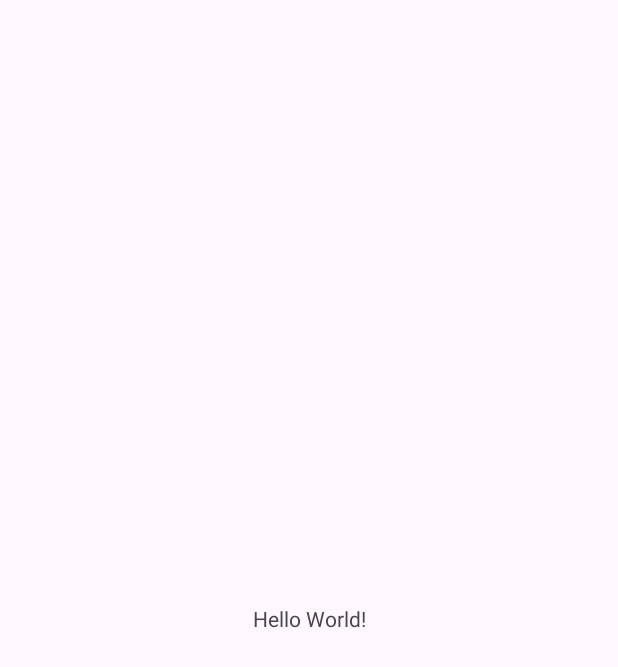
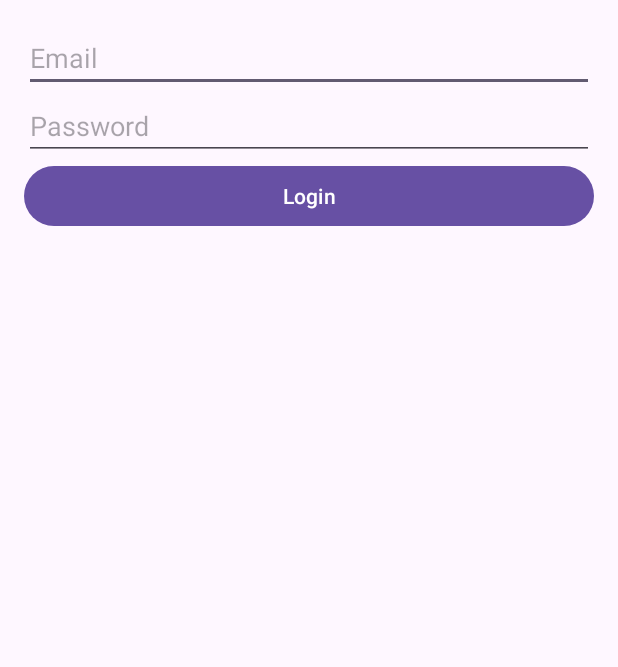
Before and after one commit to nazarovNV/buytown, an Android app: the screen it shows after launch (MainActivity), on a phone screen of 412 x 824 dp. Before the commit the part shown is almost empty. Shown: the top 667 px of the screen. Run offline under Robolectric (Android 15) with nearby library versions, the phone set to English and light mode, and no system bars; our stand-ins replace Dagger/Hilt's generated code.

Commit message:
Нужно добавить обработку json ответа

```diff
--- a/app/build.gradle
+++ b/app/build.gradle
@@ -11,6 +11,7 @@ android {
 
     buildFeatures {
         buildConfig = true
+        viewBinding true
     }
 
     defaultConfig {
@@ -47,6 +48,8 @@ dependencies {
     implementation 'androidx.constraintlayout:constraintlayout:2.1.4'
     implementation 'androidx.legacy:legacy-support-v4:1.0.0'
     implementation 'androidx.fragment:fragment-ktx:1.5.6'
+    implementation libs.androidx.navigation.fragment.ktx
+    implementation libs.androidx.navigation.ui.ktx
     testImplementation 'junit:junit:4.13.2'
     androidTestImplementation 'androidx.test.ext:junit:1.1.5'
     androidTestImplementation 'androidx.test.espresso:espresso-core:3.5.1'
--- a/app/src/main/AndroidManifest.xml
+++ b/app/src/main/AndroidManifest.xml
@@ -1,11 +1,14 @@
 <?xml version="1.0" encoding="utf-8"?>
 <manifest xmlns:android="http://schemas.android.com/apk/res/android"
     xmlns:tools="http://schemas.android.com/tools">
+    <uses-permission android:name="android.permission.INTERNET" />
 
     <application
+        android:name=".MyApplication"
         android:allowBackup="true"
         android:dataExtractionRules="@xml/data_extraction_rules"
         android:fullBackupContent="@xml/backup_rules"
+        android:networkSecurityConfig="@xml/network_security_config"
         android:icon="@mipmap/ic_launcher"
         android:label="@string/app_name"
         android:roundIcon="@mipmap/ic_launcher_round"
--- a/app/src/main/java/com/buytown/ru/MainActivity.kt
+++ b/app/src/main/java/com/buytown/ru/MainActivity.kt
@@ -1,20 +1,17 @@
 package com.buytown.ru
 
 import android.os.Bundle
-import androidx.activity.enableEdgeToEdge
 import androidx.appcompat.app.AppCompatActivity
-import androidx.core.view.ViewCompat
-import androidx.core.view.WindowInsetsCompat
+import com.buytown.ru.databinding.ActivityMainBinding
+import dagger.hilt.android.AndroidEntryPoint
 
+@AndroidEntryPoint
 class MainActivity : AppCompatActivity() {
+    private lateinit var binding: ActivityMainBinding
+
     override fun onCreate(savedInstanceState: Bundle?) {
         super.onCreate(savedInstanceState)
-        enableEdgeToEdge()
-        setContentView(R.layout.activity_main)
-        ViewCompat.setOnApplyWindowInsetsListener(findViewById(R.id.main)) { v, insets ->
-            val systemBars = insets.getInsets(WindowInsetsCompat.Type.systemBars())
-            v.setPadding(systemBars.left, systemBars.top, systemBars.right, systemBars.bottom)
-            insets
-        }
+        binding = ActivityMainBinding.inflate(layoutInflater)
+        setContentView(binding.root)
     }
 }
--- /dev/null
+++ b/app/src/main/java/com/buytown/ru/MyApplication.kt
@@ -0,0 +1,7 @@
+package com.buytown.ru
+
+import android.app.Application
+import dagger.hilt.android.HiltAndroidApp
+
+@HiltAndroidApp
+class MyApplication : Application()
--- /dev/null
+++ b/app/src/main/java/com/buytown/ru/data/model/User.kt
@@ -0,0 +1,4 @@
+package com.buytown.ru.data.model
+
+class User {
+}
--- /dev/null
+++ b/app/src/main/java/com/buytown/ru/ui/login/LoginFragment.kt
@@ -0,0 +1,97 @@
+package com.buytown.ru.ui.login
+
+import android.os.Bundle
+import android.util.Log
+import android.view.LayoutInflater
+import android.view.View
+import android.view.ViewGroup
+import android.widget.Toast
+import androidx.fragment.app.Fragment
+import androidx.fragment.app.viewModels
+import androidx.lifecycle.lifecycleScope
+import androidx.navigation.fragment.findNavController
+import com.buytown.ru.R
+import com.buytown.ru.databinding.FragmentLoginBinding
+import com.buytown.ru.utils.Resource
+import com.buytown.ru.utils.Status
+import dagger.hilt.android.AndroidEntryPoint
+import kotlinx.coroutines.launch
+
+@AndroidEntryPoint
+class LoginFragment : Fragment() {
+    private var _binding: FragmentLoginBinding? = null
+    private val binding get() = _binding!!
+
+    private val loginViewModel: LoginViewModel by viewModels()
+
+    override fun onCreateView(
+        inflater: LayoutInflater, container: ViewGroup?,
+        savedInstanceState: Bundle?
+    ): View {
+        _binding = FragmentLoginBinding.inflate(inflater, container, false)
+        return binding.root
+    }
+
+    override fun onViewCreated(view: View, savedInstanceState: Bundle?) {
+        super.onViewCreated(view, savedInstanceState)
+
+        binding.loginButton.setOnClickListener {
+            val email = binding.emailEditText.text.toString()
+            val password = binding.passwordEditText.text.toString()
+
+            lifecycleScope.launch {
+                loginViewModel.login(email, password) { resource ->
+                    when (resource.status) {
+                        Status.SUCCESS -> {
+                            // Навигация на экран списка товаров (замените на ваш идентификатор)
+                            // TODO("Сделать переход на сл фрагмент")
+                            //findNavController().navigate(R.id.action_loginFragment_to_productListFragment)
+                            Toast.makeText(context, "SUCCESS", Toast.LENGTH_SHORT).show()
+                        }
+                        Status.ERROR -> {
+                            Log.e("Test",resource.message?:"фа")
+                            Toast.makeText(requireContext(), resource.message, Toast.LENGTH_SHORT).show()
+                        }
+                        Status.LOADING -> {
+                            // отображение загрузки
+                        }
+                    }
+                }
+            }
+        }
+
+        binding.registerButton.setOnClickListener {
+            binding.usernameEditText.visibility = View.VISIBLE
+            binding.registerButton.visibility = View.GONE
+        }
+
+        binding.registerButtonComplete.setOnClickListener {
+            val username = binding.usernameEditText.text.toString()
+            val email = binding.emailEditText.text.toString()
+            val password = binding.passwordEditText.text.toString()
+
+            lifecycleScope.launch {
+                loginViewModel.register(username, email, password) { resource ->
+                    when (resource.status) {
+                        Status.SUCCESS -> {
+                            Toast.makeText(requireContext(), "Registration Successful", Toast.LENGTH_SHORT).show()
+                            binding.usernameEditText.visibility = View.GONE
+                            binding.registerButton.visibility = View.VISIBLE
+                        }
+                        Status.ERROR -> {
+                            Toast.makeText(requireContext(), resource.message, Toast.LENGTH_SHORT).show()
+                        }
+                        Status.LOADING -> {
+                            // отображение загрузки
+                        }
+                    }
+                }
+            }
+        }
+    }
+
+    override fun onDestroyView() {
+        super.onDestroyView()
+        _binding = null
+    }
+}
--- a/app/src/main/res/layout/activity_main.xml
+++ b/app/src/main/res/layout/activity_main.xml
@@ -2,18 +2,16 @@
 <androidx.constraintlayout.widget.ConstraintLayout xmlns:android="http://schemas.android.com/apk/res/android"
     xmlns:app="http://schemas.android.com/apk/res-auto"
     xmlns:tools="http://schemas.android.com/tools"
-    android:id="@+id/main"
     android:layout_width="match_parent"
     android:layout_height="match_parent"
     tools:context=".MainActivity">
 
-    <TextView
-        android:layout_width="wrap_content"
-        android:layout_height="wrap_content"
-        android:text="Hello World!"
-        app:layout_constraintBottom_toBottomOf="parent"
-        app:layout_constraintEnd_toEndOf="parent"
-        app:layout_constraintStart_toStartOf="parent"
-        app:layout_constraintTop_toTopOf="parent" />
+    <fragment
+        android:id="@+id/nav_host_fragment"
+        android:name="androidx.navigation.fragment.NavHostFragment"
+        android:layout_width="match_parent"
+        android:layout_height="match_parent"
+        app:defaultNavHost="true"
+        app:navGraph="@navigation/nav_graph" />
 
 </androidx.constraintlayout.widget.ConstraintLayout>
--- /dev/null
+++ b/app/src/main/res/layout/fragment_login.xml
@@ -0,0 +1,53 @@
+<?xml version="1.0" encoding="utf-8"?>
+<LinearLayout xmlns:android="http://schemas.android.com/apk/res/android"
+    xmlns:app="http://schemas.android.com/apk/res-auto"
+    xmlns:tools="http://schemas.android.com/tools"
+    android:layout_width="match_parent"
+    android:layout_height="match_parent"
+    android:orientation="vertical"
+    android:padding="16dp"
+    tools:context=".ui.login.LoginFragment">
+
+    <EditText
+        android:id="@+id/usernameEditText"
+        android:layout_width="match_parent"
+        android:layout_height="wrap_content"
+        android:hint="Username"
+        android:visibility="gone" />
+
+    <EditText
+        android:id="@+id/emailEditText"
+        android:layout_width="match_parent"
+        android:layout_height="wrap_content"
+        android:hint="Email" />
+
+    <EditText
+        android:id="@+id/passwordEditText"
+        android:layout_width="match_parent"
+        android:layout_height="wrap_content"
+        android:hint="Password"
+        android:inputType="textPassword" />
+
+    <Button
+        android:id="@+id/loginButton"
+        android:layout_width="match_parent"
+        android:layout_height="wrap_content"
+        android:text="Login" />
+
+    <Button
+        android:id="@+id/registerButton"
+        android:layout_width="match_parent"
+        android:layout_height="wrap_content"
+        android:text="Register"
+        android:visibility="gone"
+        android:layout_marginTop="16dp" />
+
+    <Button
+        android:id="@+id/registerButtonComplete"
+        android:layout_width="match_parent"
+        android:layout_height="wrap_content"
+        android:text="Complete Registration"
+        android:visibility="gone"
+        android:layout_marginTop="16dp" />
+
+</LinearLayout>
--- /dev/null
+++ b/app/src/main/res/navigation/nav_graph.xml
@@ -0,0 +1,15 @@
+<?xml version="1.0" encoding="utf-8"?>
+<navigation xmlns:android="http://schemas.android.com/apk/res/android"
+    xmlns:app="http://schemas.android.com/apk/res-auto"
+    xmlns:tools="http://schemas.android.com/tools"
+    android:id="@+id/nav_graph"
+    app:startDestination="@id/loginFragment">
+
+    <fragment
+        android:id="@+id/loginFragment"
+        android:name="com.buytown.ru.ui.login.LoginFragment"
+        android:label="Login"
+        tools:layout="@layout/fragment_login" />
+
+    <!-- Здесь можно добавить другие экраны, например, экран списка товаров -->
+</navigation>
--- /dev/null
+++ b/app/src/main/res/xml/network_security_config.xml
@@ -0,0 +1,6 @@
+<?xml version="1.0" encoding="utf-8"?>
+<network-security-config>
+    <domain-config cleartextTrafficPermitted="true">
+        <domain includeSubdomains="true">147.45.153.157</domain>
+    </domain-config>
+</network-security-config>
--- a/gradle/libs.versions.toml
+++ b/gradle/libs.versions.toml
@@ -9,6 +9,8 @@ appcompat = "1.7.0"
 material = "1.12.0"
 activity = "1.9.1"
 constraintlayout = "2.1.4"
+navigationFragmentKtx = "2.7.7"
+navigationUiKtx = "2.7.7"
 
 [libraries]
 androidx-core-ktx = { group = "androidx.core", name = "core-ktx", version.ref = "coreKtx" }
@@ -19,6 +21,8 @@ androidx-appcompat = { group = "androidx.appcompat", name = "appcompat", version
 material = { group = "com.google.android.material", name = "material", version.ref = "material" }
 androidx-activity = { group = "androidx.activity", name = "activity", version.ref = "activity" }
 androidx-constraintlayout = { group = "androidx.constraintlayout", name = "constraintlayout", version.ref = "constraintlayout" }
+androidx-navigation-fragment-ktx = { group = "androidx.navigation", name = "navigation-fragment-ktx", version.ref = "navigationFragmentKtx" }
+androidx-navigation-ui-ktx = { group = "androidx.navigation", name = "navigation-ui-ktx", version.ref = "navigationUiKtx" }
 
 [plugins]
 android-application = { id = "com.android.application", version.ref = "agp" }
```
Also changed, not shown: app/src/main/java/com/buytown/ru/data/network/ApiClient.kt (added, +19 -0 lines), app/src/main/java/com/buytown/ru/data/network/ApiService.kt (added, +14 -0 lines), app/src/main/java/com/buytown/ru/data/repository/UserRepository.kt (added, +13 -0 lines), app/src/main/java/com/buytown/ru/di/NetworkModule.kt (added, +29 -0 lines), app/src/main/java/com/buytown/ru/ui/login/LoginViewModel.kt (added, +38 -0 lines), app/src/main/java/com/buytown/ru/utils/Resource.kt (added, +23 -0 lines).
